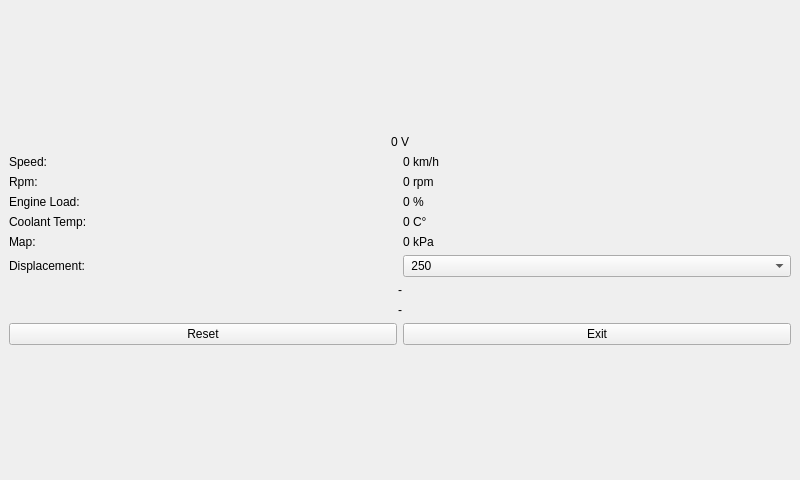
First picture: the form in obdscan.ui, repository takyonxxx/Elm327_Wifi_Obd2_Qt_Project, before the edit.
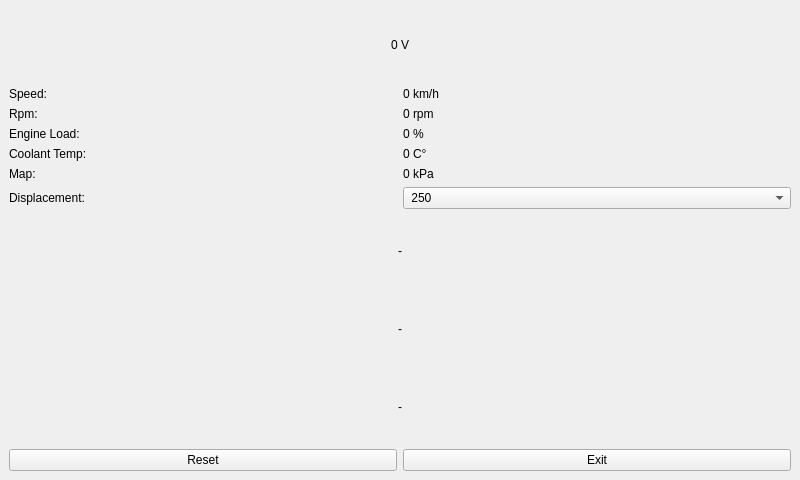
Second picture: the form after the edit.

What changed in the file:
```diff
--- a/obdscan.ui
+++ b/obdscan.ui
@@ -15,8 +15,8 @@
   </property>
   <widget class="QWidget" name="centralwidget">
    <layout class="QGridLayout" name="gridLayout_2">
-    <item row="4" column="0">
-     <widget class="QLabel" name="labelFuelConsumption">
+    <item row="0" column="0">
+     <widget class="QLabel" name="labelVoltage">
       <property name="maximumSize">
        <size>
         <width>16777215</width>
@@ -24,27 +24,32 @@
        </size>
       </property>
       <property name="text">
-       <string>-</string>
+       <string>0 V</string>
       </property>
       <property name="alignment">
        <set>Qt::AlignCenter</set>
       </property>
      </widget>
     </item>
-    <item row="0" column="0">
-     <spacer name="verticalSpacer">
-      <property name="orientation">
-       <enum>Qt::Vertical</enum>
-      </property>
-      <property name="sizeHint" stdset="0">
-       <size>
-        <width>20</width>
-        <height>40</height>
-       </size>
-      </property>
-     </spacer>
-    </item>
-    <item row="2" column="0">
+    <item row="6" column="0">
+     <layout class="QHBoxLayout" name="horizontalLayout">
+      <item>
+       <widget class="QPushButton" name="pushClear">
+        <property name="text">
+         <string>Reset</string>
+        </property>
+       </widget>
+      </item>
+      <item>
+       <widget class="QPushButton" name="pushExit">
+        <property name="text">
+         <string>Exit</string>
+        </property>
+       </widget>
+      </item>
+     </layout>
+    </item>
+    <item row="1" column="0">
      <layout class="QGridLayout" name="gridLayout">
       <item row="7" column="1">
        <widget class="QComboBox" name="comboEngineDisplacement">
@@ -222,25 +227,23 @@
       </item>
      </layout>
     </item>
-    <item row="6" column="0">
-     <layout class="QHBoxLayout" name="horizontalLayout">
-      <item>
-       <widget class="QPushButton" name="pushClear">
-        <property name="text">
-         <string>Reset</string>
-        </property>
-       </widget>
-      </item>
-      <item>
-       <widget class="QPushButton" name="pushExit">
+    <item row="3" column="0">
+     <widget class="QLabel" name="labelFuelConsumption">
+      <property name="maximumSize">
+       <size>
+        <width>16777215</width>
+        <height>100</height>
+       </size>
+      </property>
         <property name="text">
-         <string>Exit</string>
-        </property>
-       </widget>
-      </item>
-     </layout>
-    </item>
-    <item row="5" column="0">
+       <string>-</string>
+      </property>
+      <property name="alignment">
+       <set>Qt::AlignCenter</set>
+      </property>
+     </widget>
+    </item>
+    <item row="4" column="0">
      <widget class="QLabel" name="labelFuel100">
       <property name="maximumSize">
        <size>
@@ -256,29 +259,10 @@
       </property>
      </widget>
     </item>
-    <item row="7" column="0">
-     <spacer name="verticalSpacer_2">
-      <property name="orientation">
-       <enum>Qt::Vertical</enum>
-      </property>
-      <property name="sizeHint" stdset="0">
-       <size>
-        <width>20</width>
-        <height>40</height>
-       </size>
-      </property>
-     </spacer>
-    </item>
-    <item row="1" column="0">
-     <widget class="QLabel" name="labelVoltage">
-      <property name="maximumSize">
-       <size>
-        <width>16777215</width>
-        <height>100</height>
-       </size>
-      </property>
+    <item row="5" column="0">
+     <widget class="QLabel" name="labelCommand">
       <property name="text">
-       <string>0 V</string>
+       <string>-</string>
       </property>
       <property name="alignment">
        <set>Qt::AlignCenter</set>
```
Left out of the diff: 7 changed lines with no effect on the pictures. Lines whose indentation alone changed are shown as unchanged.
